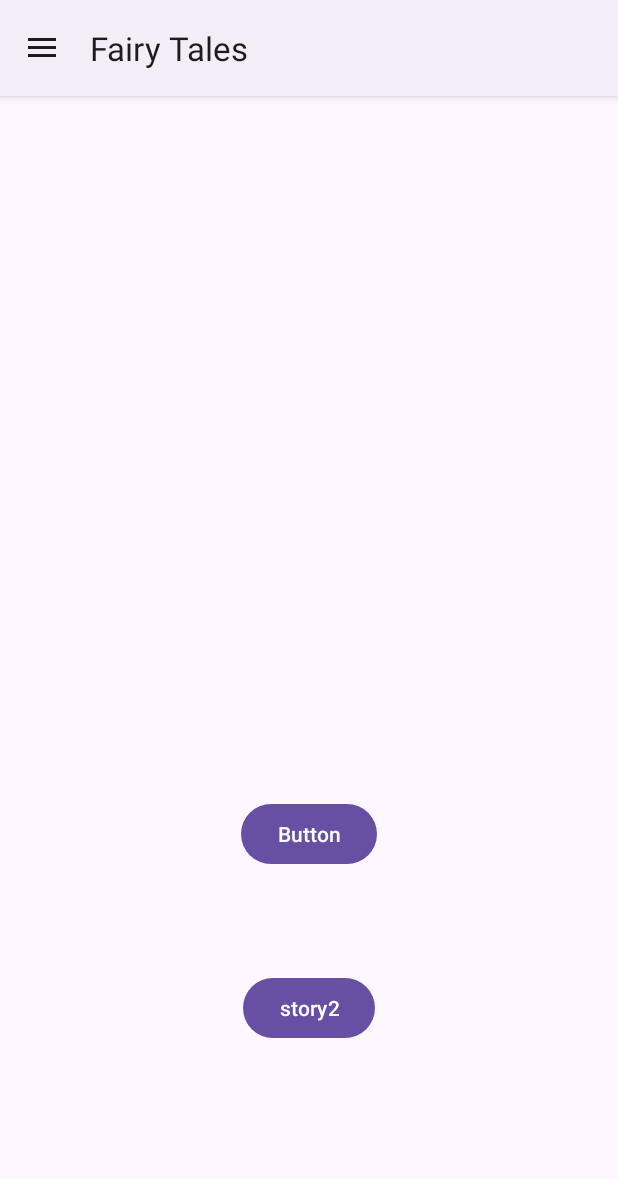
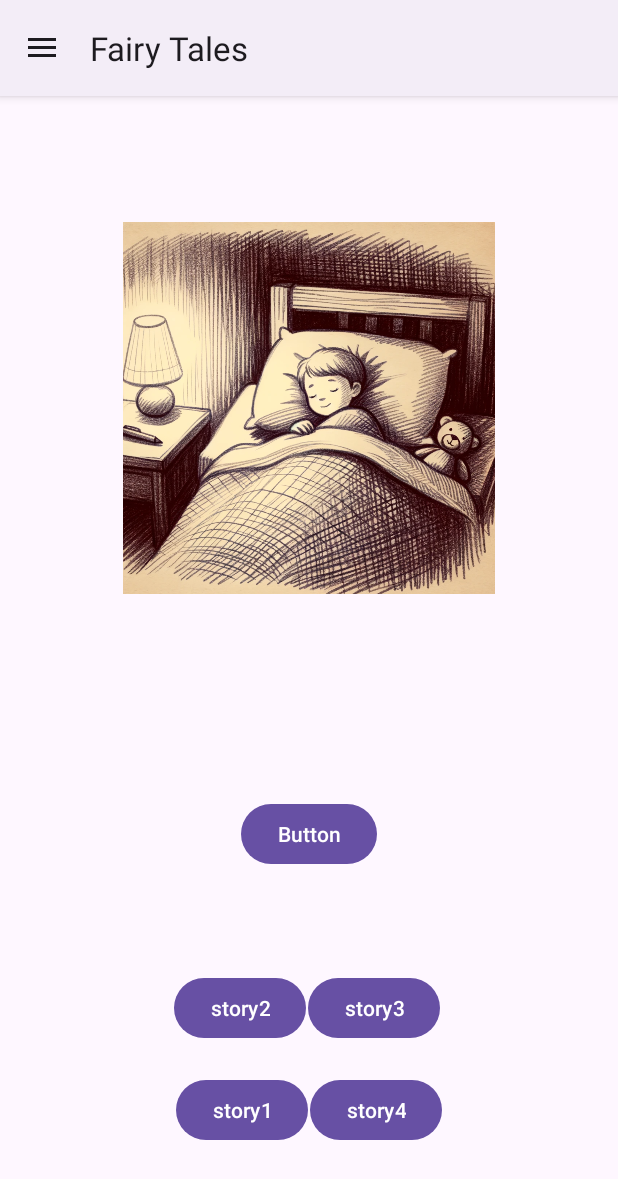
Before and after one commit to tassosant/telikh_ergasia, an Android app: the MainActivity1 screen opened directly, with no data from a screen before it, in the side drawer, after a tap on "Fairy Tales", on a phone screen of 412 x 824 dp. Shown: the top 1179 px of the screen. Run offline under Robolectric (Android 15) with nearby library versions, the phone set to English and light mode, and no system bars; our stand-ins replace Firebase (no records; nobody signed in at launch, a user with empty details on screens opened directly); 2 statements that could not run were skipped.

Commit message:
addition of story buttons, addition of theme picture

```diff
--- a/app/src/main/java/com/unipi/tantoniou/telikh_ergasia/activities/dynamic/MainActivity1.java
+++ b/app/src/main/java/com/unipi/tantoniou/telikh_ergasia/activities/dynamic/MainActivity1.java
@@ -1,5 +1,6 @@
 package com.unipi.tantoniou.telikh_ergasia.activities.dynamic;
 
+import android.annotation.SuppressLint;
 import android.os.Bundle;
 import android.view.View;
 import android.widget.ImageView;
@@ -25,6 +26,7 @@ public class MainActivity1 extends CustomMenuActivity {
 
     String story;
 
+    @SuppressLint("UseCompatLoadingForDrawables")
     @Override
     protected void onCreate(Bundle savedInstanceState) {
         super.onCreate(savedInstanceState);
@@ -34,17 +36,14 @@ public class MainActivity1 extends CustomMenuActivity {
         addNavOnClickEventListeners();
 
         storageReference = FirebaseStorage.getInstance().getReference();
-
-
         firebaseDatabase = FirebaseDatabase.getInstance();
         storiesReference = firebaseDatabase.getReference("Stories");
 
         storyImage = findViewById(R.id.storyImage);
+        storyImage.setImageDrawable(getResources().getDrawable(R.drawable.home_image));
         textViewTitle = findViewById(R.id.textViewTitle);
 
-
-
-        getStory();
+//        getStory();
         story = "Beauty and the beast";
         myTts = new MyTts(this);
 
@@ -71,6 +70,13 @@ public class MainActivity1 extends CustomMenuActivity {
         myTts.speak(story);
     }
 
+    public void getStory1(View view){
+        storyReference = storiesReference.child("Story1");
+        ValueEventListenerCustom valueEventListenerCustom = new ValueEventListenerCustom(storageReference);
+        valueEventListenerCustom.setStoryImage(storyImage);
+        valueEventListenerCustom.setTitle(textViewTitle);
+        storyReference.addListenerForSingleValueEvent(valueEventListenerCustom);
+    }
     public void getStory2(View view){
         storyReference = storiesReference.child("Story2");
         ValueEventListenerCustom valueEventListenerCustom = new ValueEventListenerCustom(storageReference);
@@ -78,4 +84,18 @@ public class MainActivity1 extends CustomMenuActivity {
         valueEventListenerCustom.setTitle(textViewTitle);
         storyReference.addListenerForSingleValueEvent(valueEventListenerCustom);
     }
+    public void getStory3(View view){
+        storyReference = storiesReference.child("Story2");
+        ValueEventListenerCustom valueEventListenerCustom = new ValueEventListenerCustom(storageReference);
+        valueEventListenerCustom.setStoryImage(storyImage);
+        valueEventListenerCustom.setTitle(textViewTitle);
+        storyReference.addListenerForSingleValueEvent(valueEventListenerCustom);
+    }
+    public void getStory4(View view){
+        storyReference = storiesReference.child("Story2");
+        ValueEventListenerCustom valueEventListenerCustom = new ValueEventListenerCustom(storageReference);
+        valueEventListenerCustom.setStoryImage(storyImage);
+        valueEventListenerCustom.setTitle(textViewTitle);
+        storyReference.addListenerForSingleValueEvent(valueEventListenerCustom);
+    }
 }
--- a/app/src/main/res/layout/activity_main1.xml
+++ b/app/src/main/res/layout/activity_main1.xml
@@ -13,6 +13,60 @@
         android:layout_height="match_parent"
         >
 
+
+        <Button
+            android:id="@+id/buttonStory3"
+            android:layout_width="wrap_content"
+            android:layout_height="wrap_content"
+            android:layout_marginBottom="60dp"
+            android:onClick="getStory3"
+            android:text="story3"
+            app:layout_constraintBottom_toBottomOf="parent"
+            app:layout_constraintEnd_toEndOf="parent"
+            app:layout_constraintHorizontal_bias="0.634"
+            app:layout_constraintStart_toStartOf="parent"
+            app:layout_constraintTop_toBottomOf="@+id/button3" />
+
+        <Button
+            android:id="@+id/buttonStory2"
+            android:layout_width="wrap_content"
+            android:layout_height="wrap_content"
+            android:layout_marginBottom="60dp"
+            android:onClick="getStory2"
+            android:text="story2"
+            app:layout_constraintBottom_toBottomOf="parent"
+            app:layout_constraintEnd_toEndOf="parent"
+            app:layout_constraintHorizontal_bias="0.359"
+            app:layout_constraintStart_toStartOf="parent"
+            app:layout_constraintTop_toBottomOf="@+id/button3" />
+
+        <Button
+            android:id="@+id/buttonStory"
+            android:layout_width="wrap_content"
+            android:layout_height="wrap_content"
+            android:layout_marginBottom="60dp"
+            android:onClick="getStory1"
+            android:text="story1"
+            app:layout_constraintBottom_toBottomOf="parent"
+            app:layout_constraintEnd_toEndOf="parent"
+            app:layout_constraintHorizontal_bias="0.362"
+            app:layout_constraintStart_toStartOf="parent"
+            app:layout_constraintTop_toBottomOf="@+id/button3"
+            app:layout_constraintVertical_bias="1.0" />
+
+        <Button
+            android:id="@+id/buttonStory4"
+            android:layout_width="wrap_content"
+            android:layout_height="wrap_content"
+            android:layout_marginBottom="60dp"
+            android:onClick="getStory4"
+            android:text="story4"
+            app:layout_constraintBottom_toBottomOf="parent"
+            app:layout_constraintEnd_toEndOf="parent"
+            app:layout_constraintHorizontal_bias="0.637"
+            app:layout_constraintStart_toStartOf="parent"
+            app:layout_constraintTop_toBottomOf="@+id/button3"
+            app:layout_constraintVertical_bias="1.0" />
 
         <Button
             android:id="@+id/button3"
@@ -49,18 +103,6 @@
             app:layout_constraintTop_toBottomOf="@+id/storyImage"
             app:layout_constraintVertical_bias="0.565" />
 
-        <Button
-            android:id="@+id/buttonStory2"
-            android:layout_width="wrap_content"
-            android:layout_height="wrap_content"
-            android:layout_marginBottom="60dp"
-            android:onClick="getStory2"
-            android:text="story2"
-            app:layout_constraintBottom_toBottomOf="parent"
-            app:layout_constraintEnd_toEndOf="parent"
-            app:layout_constraintStart_toStartOf="parent"
-            app:layout_constraintTop_toBottomOf="@+id/button3" />
-
     </androidx.constraintlayout.widget.ConstraintLayout>
     <com.google.android.material.navigation.NavigationView
         android:id="@+id/navigation_view"
```
